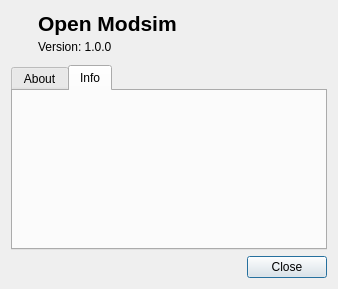
Above: omodsim/dialogs/dialogabout.ui from sanny32/OpenModSim before the change. Below: the same form after it.
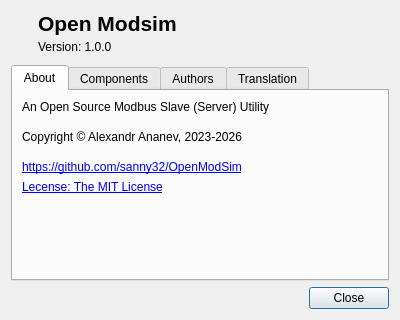
That is the form after the change. The open tabs and pages were chosen to show the change. Icons and pictures are not drawn. Custom widgets are drawn as their Qt base class.

Commit message: Redesigned About dialog. Added tabs with Authors and Translators

Patch:
```diff
--- a/omodsim/dialogs/dialogabout.ui
+++ b/omodsim/dialogs/dialogabout.ui
@@ -6,8 +6,8 @@
    <rect>
     <x>0</x>
     <y>0</y>
-    <width>338</width>
-    <height>289</height>
+    <width>400</width>
+    <height>320</height>
    </rect>
   </property>
   <property name="windowTitle">
@@ -129,7 +129,7 @@
          </property>
          <property name="sizeHint" stdset="0">
           <size>
-           <width>20</width>
+           <width>0</width>
            <height>10</height>
           </size>
          </property>
@@ -138,17 +138,17 @@
        <item>
         <widget class="QLabel" name="labelCopyright">
          <property name="text">
-          <string notr="true">© Alexandr Ananev, 2025</string>
+          <string notr="true">Copyright © Alexandr Ananev, 2023-2026</string>
          </property>
         </widget>
        </item>
        <item>
-        <spacer name="verticalSpacer">
+        <spacer name="verticalSpacer_5">
          <property name="orientation">
-          <enum>Qt::Orientation::Vertical</enum>
+          <enum>Qt::Vertical</enum>
          </property>
          <property name="sizeType">
-          <enum>QSizePolicy::Policy::Fixed</enum>
+          <enum>QSizePolicy::Fixed</enum>
          </property>
          <property name="sizeHint" stdset="0">
           <size>
@@ -178,43 +178,10 @@
          </property>
         </widget>
        </item>
-      </layout>
-     </widget>
-     <widget class="QWidget" name="tabInfo">
-      <attribute name="title">
-       <string>Info</string>
-      </attribute>
-      <layout class="QVBoxLayout" name="verticalLayout_4">
-       <property name="leftMargin">
-        <number>60</number>
-       </property>
        <item>
-        <widget class="QLabel" name="labelArch"/>
-       </item>
-       <item>
-        <widget class="QLabel" name="labelPlatform"/>
-       </item>
-       <item>
-        <widget class="QLabel" name="labelFont">
-         <property name="alignment">
-          <set>Qt::AlignmentFlag::AlignLeading|Qt::AlignmentFlag::AlignLeft|Qt::AlignmentFlag::AlignVCenter</set>
-         </property>
-         <property name="openExternalLinks">
-          <bool>true</bool>
-         </property>
-        </widget>
-       </item>
-       <item>
-        <widget class="QLabel" name="labelQtFramework">
-         <property name="alignment">
-          <set>Qt::AlignmentFlag::AlignLeading|Qt::AlignmentFlag::AlignLeft|Qt::AlignmentFlag::AlignVCenter</set>
-         </property>
-        </widget>
-       </item>
-       <item>
-        <spacer name="verticalSpacer_3">
+        <spacer name="verticalSpacer">
          <property name="orientation">
-          <enum>Qt::Orientation::Vertical</enum>
+          <enum>Qt::Vertical</enum>
          </property>
          <property name="sizeHint" stdset="0">
           <size>
@@ -226,6 +193,21 @@
        </item>
       </layout>
      </widget>
+     <widget class="QWidget" name="tabComponents">
+      <attribute name="title">
+       <string>Components</string>
+      </attribute>
+     </widget>
+     <widget class="QWidget" name="tabAuthors">
+      <attribute name="title">
+       <string>Authors</string>
+      </attribute>
+     </widget>
+     <widget class="QWidget" name="tabTranslation">
+      <attribute name="title">
+       <string>Translation</string>
+      </attribute>
+     </widget>
     </widget>
    </item>
    <item>
```
Left out of the diff: 16 changed lines with no effect on the pictures. The commit also changes 10 other files.
